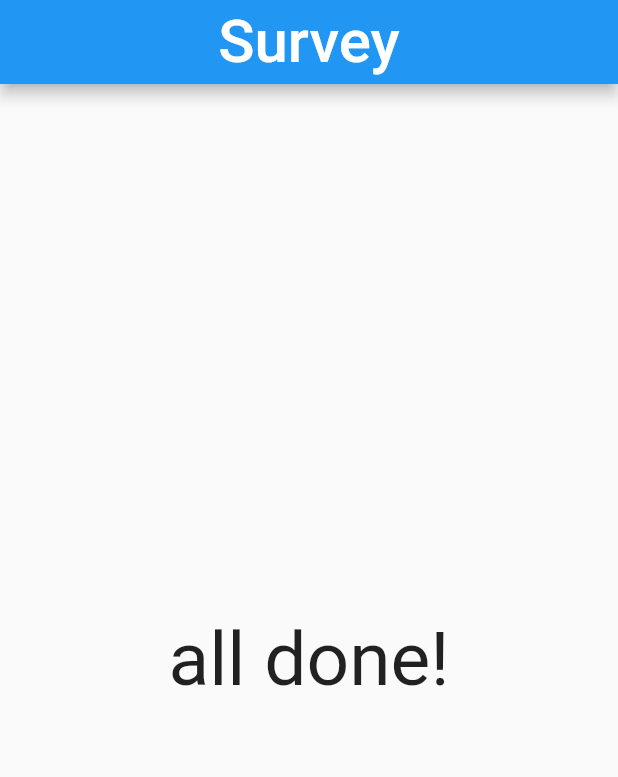
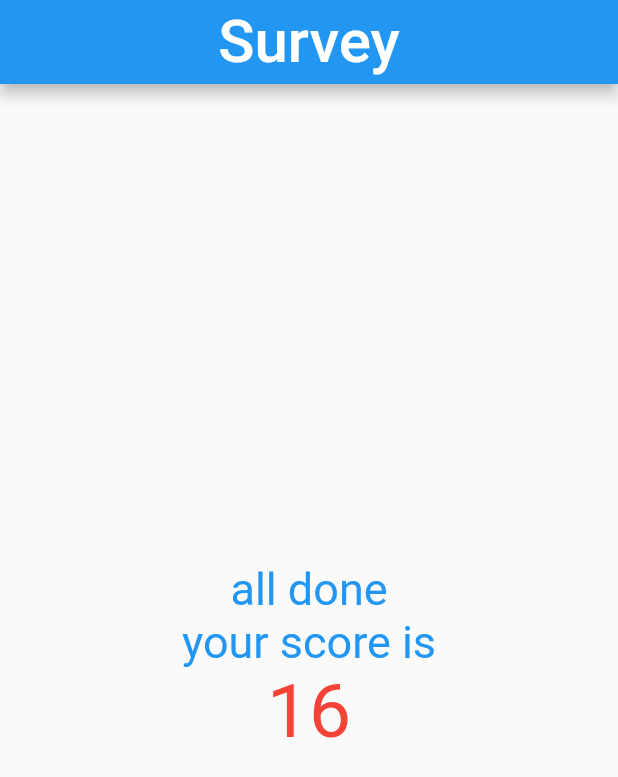
Before and after one commit to okhaled9/Quiz-Mobile-App, a Flutter app: the screen it shows after launch, after a tap on "Red", after a tap on "Sprite", after a tap on "East", on a phone screen of 412 x 824 dp. Shown: the top 777 px of the screen. Run offline on Flutter 3.47's test engine with Material 2 defaults, Android fonts, the phone set to English and light mode, and no system bars.

Commit message:
Now questions give a result

```diff
--- a/lib/main.dart
+++ b/lib/main.dart
@@ -41,11 +41,14 @@ class MyAppState extends State<MyApp> {
     },
   ];
 
-  int i = 0;
+  int index = 0;
+  int totalScore = 0;
 
-  void increment() {
+  void increment(int score) {
+    totalScore += score;
+
     setState(() {
-      i++;
+      index++;
     });
   }
 
@@ -63,7 +66,9 @@ class MyAppState extends State<MyApp> {
             ),
           ),
         ),
-        body: i < questions.length ? Quiz(questions, increment, i) : Result(),
+        body: index < questions.length
+            ? Quiz(questions, increment, index)
+            : Result(totalScore),
       ),
     );
   }
--- a/lib/quiz.dart
+++ b/lib/quiz.dart
@@ -5,7 +5,7 @@ import './quiz assets/question.dart';
 
 class Quiz extends StatelessWidget {
   List questions;
-  final VoidCallback increment;
+  final Function increment;
   int index = 0;
 
   Quiz(this.questions, this.increment, this.index);
@@ -15,7 +15,8 @@ class Quiz extends StatelessWidget {
     return Column(
       children: [
         Question(questions[index]['question']),
-        ...questions[index]['answers'].map((ans)=>Answer(ans['text'], increment)),
+        ...questions[index]['answers']
+        .map((ans) => Answer(ans['text'], () => increment(ans['score']))),
       ],
     );
   }
--- a/lib/result.dart
+++ b/lib/result.dart
@@ -1,12 +1,29 @@
 import 'package:flutter/material.dart';
 
 class Result extends StatelessWidget {
+  int totalScore = 0;
+
+  Result(this.totalScore);
+
   @override
   Widget build(BuildContext context) {
-    return Center(
-      child: Text(
-        'all done!',
-        style: TextStyle(fontSize: 50),
+    return Container(
+      width: double.infinity,
+      child: Column(
+        crossAxisAlignment: CrossAxisAlignment.center,
+        mainAxisAlignment: MainAxisAlignment.center,
+        children: <Widget>[
+          Text(
+            'all done\nyour score is',
+            style: TextStyle(fontSize: 30, color: Colors.blue),
+            textAlign: TextAlign.center,
+          ),
+          Text(
+            totalScore.toString(),
+            style: TextStyle(fontSize: 50, color: Colors.red),
+            textAlign: TextAlign.center,
+          ),
+        ],
       ),
     );
   }
```
Also changed, not shown: 1 other file.
